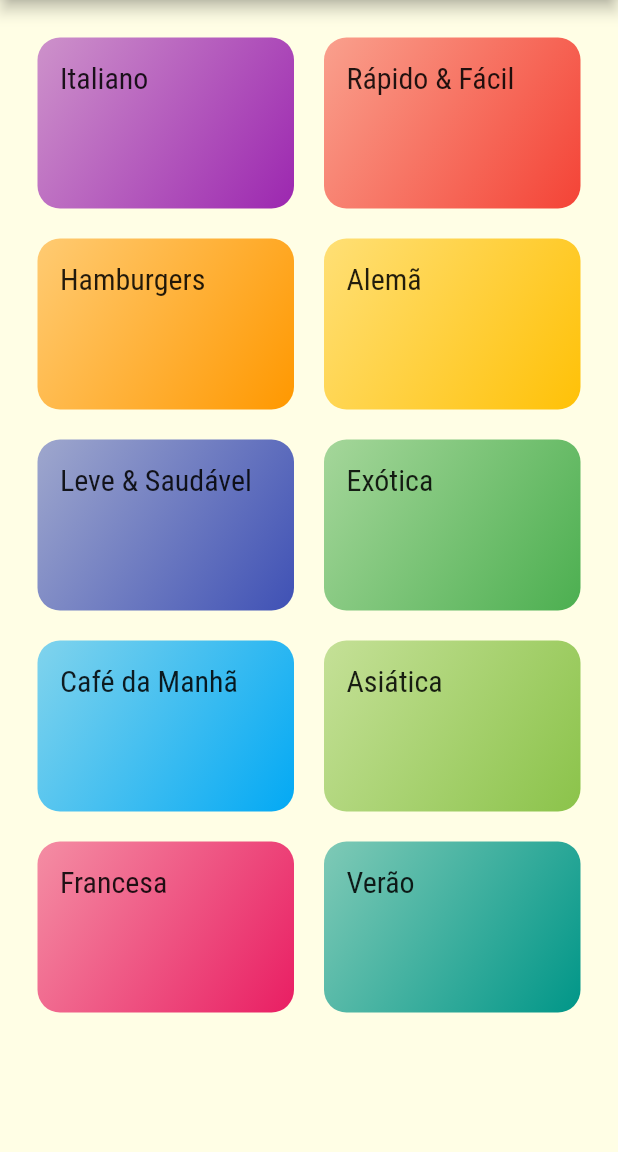
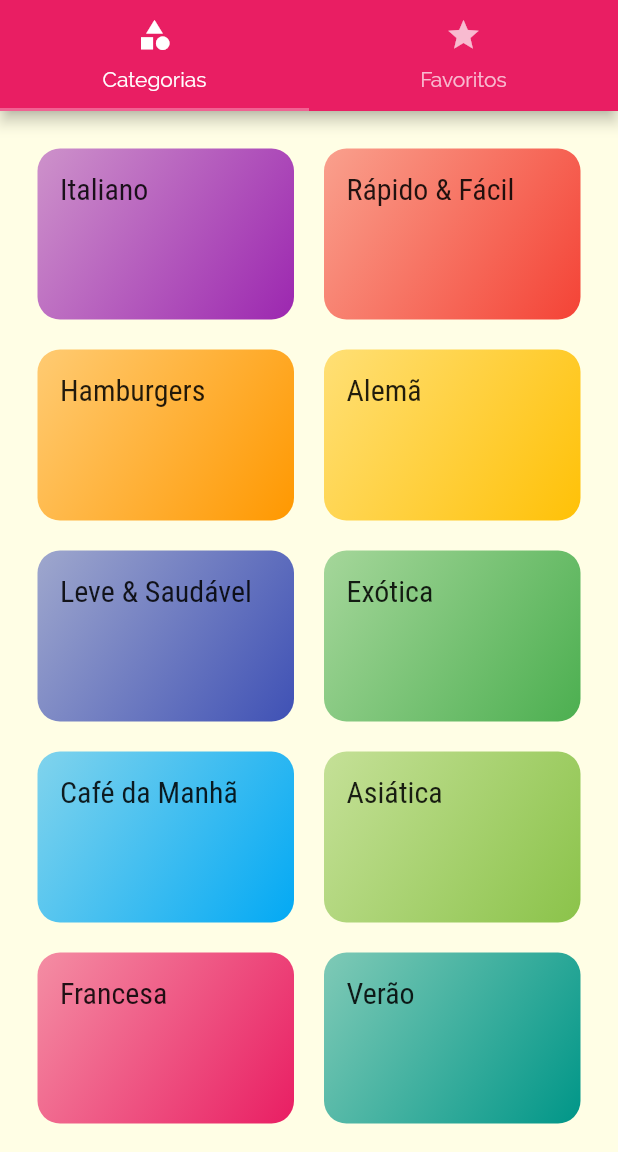
Before and after one commit to AfonsoMachado/meals_app, a Flutter app: the screen it shows after launch, on a phone screen of 412 x 824 dp, the part 84-1236 px from its top. Run offline on Flutter 3.47's test engine with Material 2 defaults, Android fonts, the phone set to English and light mode, and no system bars.

Commit message:
feat: create tabs structure for categories and favorites

```diff
--- a/lib/main.dart
+++ b/lib/main.dart
@@ -1,7 +1,7 @@
 import 'package:flutter/material.dart';
 import 'package:meals_app/screens/categories_meals_screen.dart';
-import 'package:meals_app/screens/categories_screen.dart';
 import 'package:meals_app/screens/meal_detail_screen.dart';
+import 'package:meals_app/screens/tabs_screen.dart';
 import 'package:meals_app/utils/app_routes.dart';
 
 void main() {
@@ -31,7 +31,7 @@ class MyApp extends StatelessWidget {
       ),
       routes: {
         // Rota inicial padrão
-        AppRoutes.home: (ctx) => const CategoriesScreen(),
+        AppRoutes.home: (ctx) => const TabsScreen(),
         AppRoutes.categoriesMeals: (ctx) => const CategoriesMealsScreen(),
         AppRoutes.mealDetail: (ctx) => const MealDetailScreen(),
       },
--- a/lib/screens/categories_screen.dart
+++ b/lib/screens/categories_screen.dart
@@ -7,11 +7,7 @@ class CategoriesScreen extends StatelessWidget {
 
   @override
   Widget build(BuildContext context) {
-    return Scaffold(
-      appBar: AppBar(
-        title: const Text('Vamos Cozinhar?'),
-      ),
-      body: GridView(
+    return GridView(
       padding: const EdgeInsets.all(25),
       // Scroll
       gridDelegate: const SliverGridDelegateWithMaxCrossAxisExtent(
@@ -23,7 +19,6 @@ class CategoriesScreen extends StatelessWidget {
       children: dummyCategories.map((cat) {
         return CategoryItem(cat);
       }).toList(),
-      ),
     );
   }
 }
--- /dev/null
+++ b/lib/screens/favorite_screen.dart
@@ -0,0 +1,12 @@
+import 'package:flutter/material.dart';
+
+class FavoriteScreen extends StatelessWidget {
+  const FavoriteScreen({super.key});
+
+  @override
+  Widget build(BuildContext context) {
+    return const Center(
+      child: Text('Minha Refeições Favoritas'),
+    );
+  }
+}
--- /dev/null
+++ b/lib/screens/tabs_screen.dart
@@ -0,0 +1,37 @@
+import 'package:flutter/material.dart';
+import 'package:meals_app/screens/categories_screen.dart';
+import 'package:meals_app/screens/favorite_screen.dart';
+
+class TabsScreen extends StatelessWidget {
+  const TabsScreen({super.key});
+
+  @override
+  Widget build(BuildContext context) {
+    return DefaultTabController(
+        // Quantidade de abas
+        length: 2,
+        child: Scaffold(
+          appBar: AppBar(
+            title: const Text('Vamos Cozinhar?'),
+            bottom: const TabBar(
+              tabs: [
+                Tab(
+                  icon: Icon(Icons.category),
+                  text: 'Categorias',
+                ),
+                Tab(
+                  icon: Icon(Icons.star),
+                  text: 'Favoritos',
+                ),
+              ],
+            ),
+          ),
+          body: const TabBarView(
+            children: [
+              CategoriesScreen(),
+              FavoriteScreen(),
+            ],
+          ),
+        ));
+  }
+}
```
Lines whose indentation alone changed are shown as unchanged.
